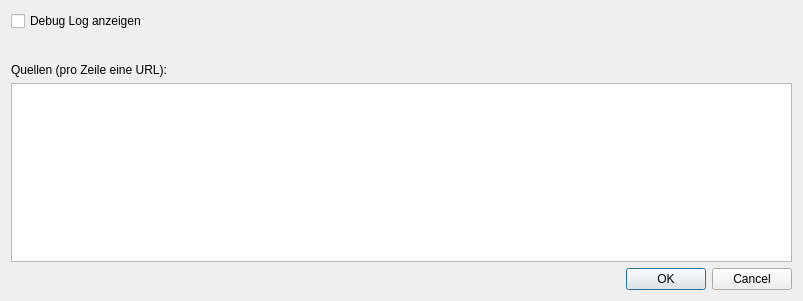
First picture: the form in src/preferences.ui, repository nightflyer88/JetiAppManager, before the edit.
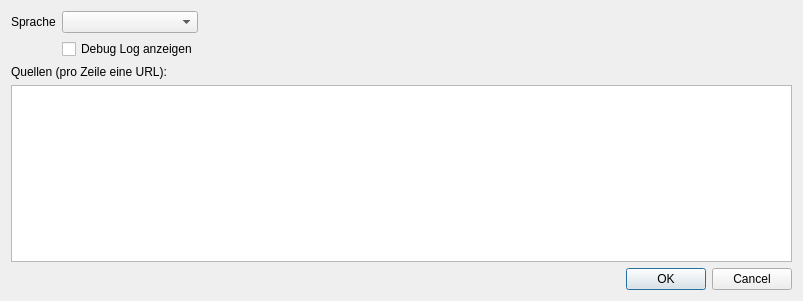
Second picture: the form after the edit.

Diff of the .ui file:
```diff
--- a/src/preferences.ui
+++ b/src/preferences.ui
@@ -19,8 +19,42 @@
   <property name="windowTitle">
    <string>Einstellungen</string>
   </property>
-  <layout class="QGridLayout" name="gridLayout_2">
-   <item row="2" column="0">
+  <layout class="QVBoxLayout" name="verticalLayout">
+   <item>
+    <layout class="QGridLayout" name="gridLayout_2">
+     <item row="2" column="1">
+      <widget class="QCheckBox" name="checkBox_debugLog">
+       <property name="text">
+        <string>Debug Log anzeigen</string>
+       </property>
+      </widget>
+     </item>
+     <item row="0" column="0">
+      <widget class="QLabel" name="label_2">
+       <property name="text">
+        <string>Sprache</string>
+       </property>
+      </widget>
+     </item>
+     <item row="0" column="1">
+      <widget class="QComboBox" name="setLanguage"/>
+     </item>
+     <item row="0" column="2">
+      <spacer name="horizontalSpacer">
+       <property name="orientation">
+        <enum>Qt::Horizontal</enum>
+       </property>
+       <property name="sizeHint" stdset="0">
+        <size>
+         <width>40</width>
+         <height>20</height>
+        </size>
+       </property>
+      </spacer>
+     </item>
+    </layout>
+   </item>
+   <item>
     <layout class="QGridLayout" name="gridLayout">
      <item row="0" column="0">
       <widget class="QLabel" name="label">
@@ -50,14 +84,7 @@
      </item>
     </layout>
    </item>
-   <item row="0" column="0">
-    <widget class="QCheckBox" name="checkBox_debugLog">
-     <property name="text">
-      <string>Debug Log anzeigen</string>
-     </property>
-    </widget>
-   </item>
-   <item row="3" column="0">
+   <item>
     <widget class="QDialogButtonBox" name="buttonBox">
      <property name="orientation">
       <enum>Qt::Horizontal</enum>
@@ -67,19 +94,6 @@
      </property>
     </widget>
    </item>
-   <item row="1" column="0">
-    <spacer name="verticalSpacer">
-     <property name="orientation">
-      <enum>Qt::Vertical</enum>
-     </property>
-     <property name="sizeHint" stdset="0">
-      <size>
-       <width>20</width>
-       <height>40</height>
-      </size>
-     </property>
-    </spacer>
-   </item>
   </layout>
  </widget>
  <resources/>
```
